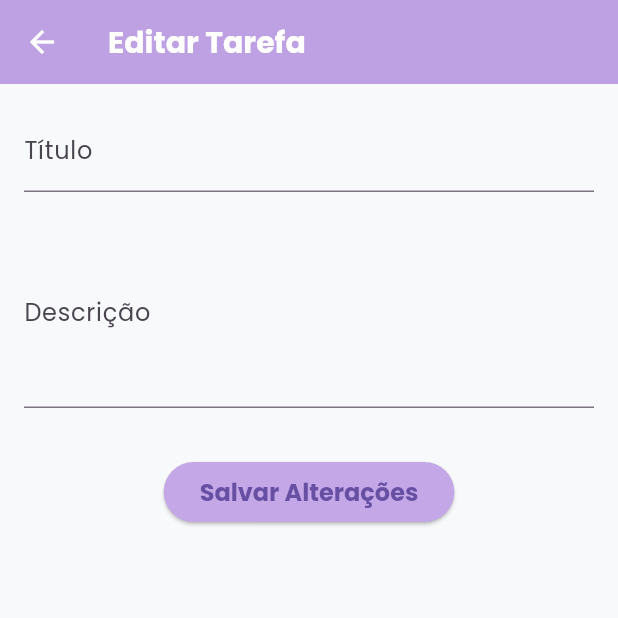
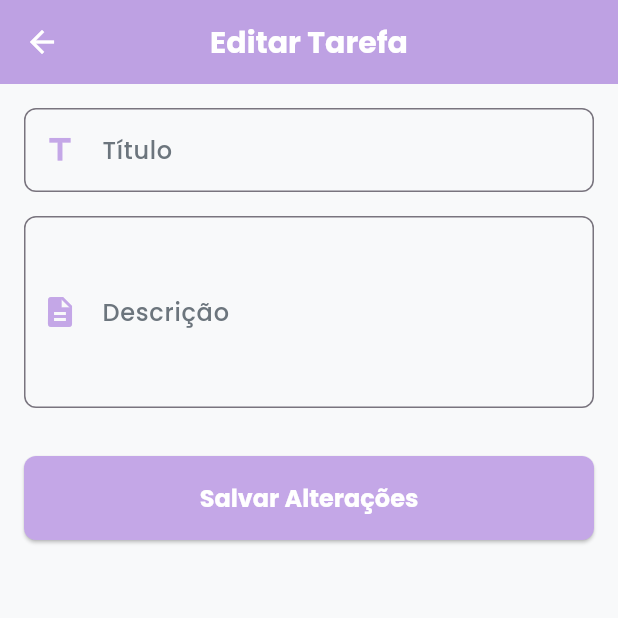
Before and after one commit to heldzr/taskManager-app, a Flutter app: the EditTaskScreen screen opened directly with empty values, on a phone screen of 412 x 824 dp, the top half of it. Run offline on Flutter 3.47's test engine with Material 3 defaults, Android fonts, the phone set to English and light mode, and no system bars; our stand-ins replace cloud_firestore, firebase_auth, firebase_core, google_fonts; accounts and stored records are empty.

Commit message:
adicionando estilizações

```diff
--- a/task_manager_app/lib/screens/add_task_screen.dart
+++ b/task_manager_app/lib/screens/add_task_screen.dart
@@ -76,6 +76,7 @@ class _AddTaskScreenState extends State<AddTaskScreen> {
                   fontWeight: FontWeight.w500,
                   color: const Color(0xFF6C757D),
                 ),
+                prefixIcon: const Icon(Icons.title, color: Color(0xFFC4A7E7)),
                 border: OutlineInputBorder(
                   borderRadius: BorderRadius.circular(8),
                 ),
@@ -91,6 +92,7 @@ class _AddTaskScreenState extends State<AddTaskScreen> {
                   fontWeight: FontWeight.w500,
                   color: const Color(0xFF6C757D),
                 ),
+                prefixIcon: const Icon(Icons.description, color: Color(0xFFC4A7E7)),
                 border: OutlineInputBorder(
                   borderRadius: BorderRadius.circular(8),
                 ),
--- a/task_manager_app/lib/screens/edit_task_screen.dart
+++ b/task_manager_app/lib/screens/edit_task_screen.dart
@@ -1,5 +1,6 @@
 import 'package:flutter/material.dart';
 import 'package:cloud_firestore/cloud_firestore.dart';
+import 'package:google_fonts/google_fonts.dart';
 
 class EditTaskScreen extends StatefulWidget {
   final String taskId;
@@ -54,7 +55,9 @@ class _EditTaskScreenState extends State<EditTaskScreen> {
       ScaffoldMessenger.of(context).showSnackBar(
         const SnackBar(content: Text('Tarefa atualizada com sucesso!')),
       );
-      Navigator.pop(context);
+
+      // Voltar diretamente à tela principal
+      Navigator.pushNamedAndRemoveUntil(context, '/main', (route) => false);
     } catch (e) {
       ScaffoldMessenger.of(context).showSnackBar(
         SnackBar(content: Text('Erro ao atualizar tarefa: $e')),
@@ -71,28 +74,68 @@ class _EditTaskScreenState extends State<EditTaskScreen> {
     return Scaffold(
       appBar: AppBar(
         title: const Text('Editar Tarefa'),
+        centerTitle: true,
+        backgroundColor: const Color(0xFFC4A7E7),
       ),
+      backgroundColor: const Color(0xFFF8F9FA),
       body: Padding(
         padding: const EdgeInsets.all(16.0),
         child: Column(
+          crossAxisAlignment: CrossAxisAlignment.stretch,
           children: [
             TextField(
               controller: _titleController,
-              decoration: const InputDecoration(labelText: 'Título'),
+              decoration: InputDecoration(
+                labelText: 'Título',
+                labelStyle: GoogleFonts.poppins(
+                  fontSize: 16,
+                  fontWeight: FontWeight.w500,
+                  color: const Color(0xFF6C757D),
+                ),
+                prefixIcon: const Icon(Icons.title, color: Color(0xFFC4A7E7)),
+                border: OutlineInputBorder(
+                  borderRadius: BorderRadius.circular(8),
+                ),
+              ),
             ),
             const SizedBox(height: 16),
             TextField(
               controller: _descriptionController,
-              decoration: const InputDecoration(labelText: 'Descrição'),
+              decoration: InputDecoration(
+                labelText: 'Descrição',
+                labelStyle: GoogleFonts.poppins(
+                  fontSize: 16,
+                  fontWeight: FontWeight.w500,
+                  color: const Color(0xFF6C757D),
+                ),
+                prefixIcon: const Icon(Icons.description, color: Color(0xFFC4A7E7)),
+                border: OutlineInputBorder(
+                  borderRadius: BorderRadius.circular(8),
+                ),
+              ),
               maxLines: 4,
             ),
             const SizedBox(height: 32),
             if (_isSaving)
-              const CircularProgressIndicator()
+              const Center(child: CircularProgressIndicator())
             else
               ElevatedButton(
                 onPressed: _updateTask,
-                child: const Text('Salvar Alterações'),
+                style: ElevatedButton.styleFrom(
+                  padding: const EdgeInsets.all(16),
+                  backgroundColor: const Color(0xFFC4A7E7),
+                  shape: RoundedRectangleBorder(
+                    borderRadius: BorderRadius.circular(8),
+                  ),
+                ),
+                child: Text(
+                  'Salvar Alterações',
+                  style: GoogleFonts.poppins(
+                    fontSize: 16,
+                    fontWeight: FontWeight.bold,
+                    color: Colors.white,
+                  ),
+                ),
               ),
           ],
         ),
```
Also changed, not shown: task_manager_app/lib/screens/details_screen.dart (+49 -12 lines).
